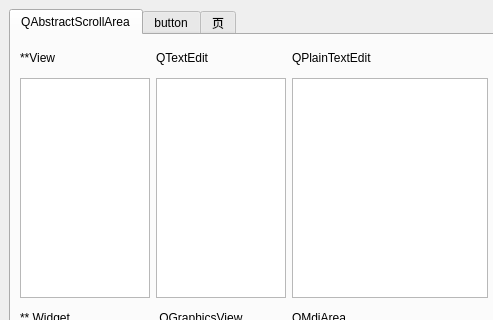
Qt form QStyleDemo/QssDemo/mainwindow.ui (mahuifa/QMDemo) before a commit; both pictures show x 0 to 493 and y 0 to 320 of the 800 by 600 pixel window.
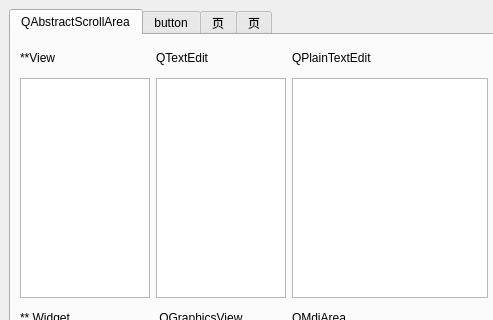
The same form after that commit. The open tabs and pages were chosen to show the change.

Commit message:
新功能：实现QssDemo功能
    1、实现QMainWindow窗口分割条样式， 例如QMainWindow和QDockWidget分割;
    2、增加菜单栏、工具栏代码；

Diff of the .ui file:
```diff
--- a/QStyleDemo/QssDemo/mainwindow.ui
+++ b/QStyleDemo/QssDemo/mainwindow.ui
@@ -824,6 +824,11 @@
         </widget>
        </widget>
       </widget>
+      <widget class="QWidget" name="tab_4">
+       <attribute name="title">
+        <string>页</string>
+       </attribute>
+      </widget>
      </widget>
     </item>
    </layout>
```
Left out of the diff: 2 changed lines with no effect on the pictures. The commit also changes 2 other files.
